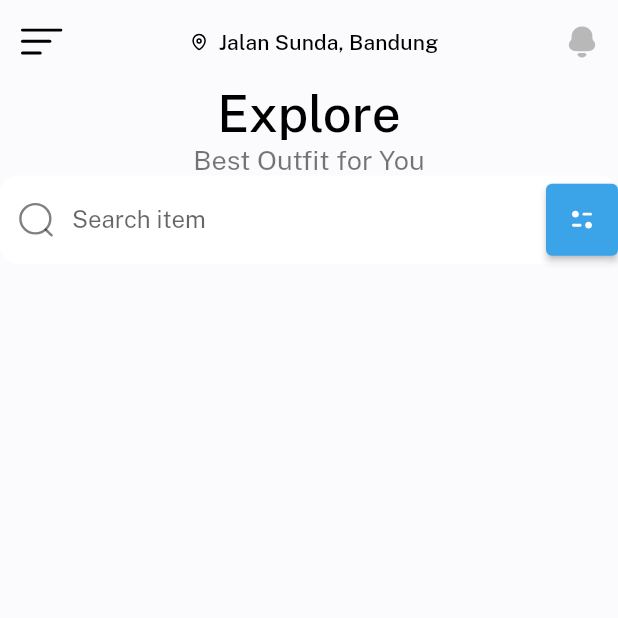
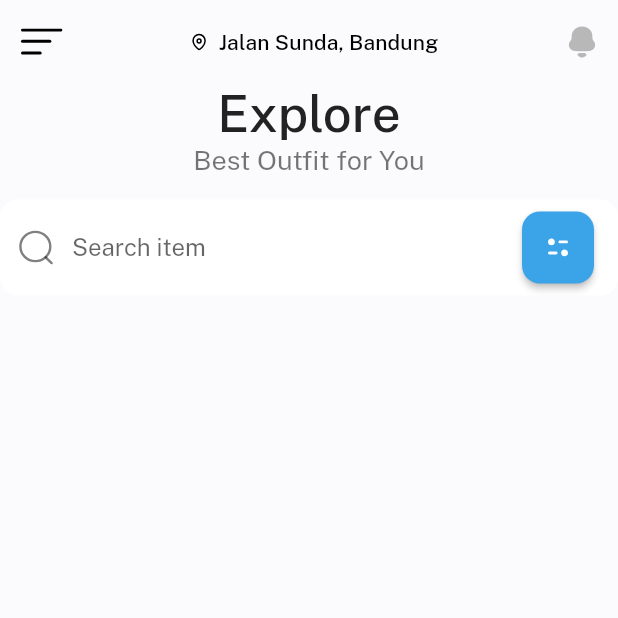
Before and after one commit to cavinhartono/clothing-flutter, a Flutter app: the screen it shows after launch, on a phone screen of 412 x 824 dp, the top half of it. Run offline on Flutter 3.47's test engine with Material 2 defaults, Android fonts, the light colour scheme and no system bars; our stand-ins replace flutter_svg.

Commit message:
Fixing a homepage

```diff
--- /dev/null
+++ b/lib/compoments/search_form.dart
@@ -0,0 +1,50 @@
+import 'package:flutter/material.dart';
+import 'package:flutter_svg/flutter_svg.dart';
+import 'package:baju_app/root.dart';
+
+class SearchForm extends StatelessWidget {
+  const SearchForm({
+    super.key,
+  });
+
+  @override
+  Widget build(BuildContext context) {
+    return Form(
+      child: TextFormField(
+        decoration: InputDecoration(
+          hintText: "Search item",
+          filled: true,
+          fillColor: Colors.white,
+          border: outlineInputBorder,
+          enabledBorder: outlineInputBorder,
+          focusedBorder: outlineInputBorder,
+          prefixIcon: Padding(
+            padding: const EdgeInsets.all(12),
+            child: SvgPicture.asset("assets/icons/Search.svg"),
+          ), // Search
+          suffixIcon: Padding(
+            padding: const EdgeInsets.symmetric(
+                horizontal: defaultPadding, vertical: defaultPadding / 2),
+            child: SizedBox(
+              width: 48,
+              height: 48,
+              child: ElevatedButton(
+                onPressed: () {},
+                style: ElevatedButton.styleFrom(
+                    backgroundColor: primaryColor,
+                    shape: const RoundedRectangleBorder(
+                        borderRadius: BorderRadius.all(
+                            Radius.circular(defaultBorderRadius)))),
+                child: SvgPicture.asset("assets/icons/Filter.svg"),
+              ), // Button
+            ),
+          ),
+        ),
+      ),
+    );
+  }
+}
+
+const OutlineInputBorder outlineInputBorder = OutlineInputBorder(
+    borderRadius: BorderRadius.all(Radius.circular(defaultBorderRadius)),
+    borderSide: BorderSide.none);
--- a/lib/screen/homepage.dart
+++ b/lib/screen/homepage.dart
@@ -1,6 +1,7 @@
 import 'package:flutter/material.dart';
 import 'package:flutter_svg/flutter_svg.dart';
 import 'package:baju_app/root.dart';
+import 'package:baju_app/compoments/search_form.dart';
 
 class Homepage extends StatelessWidget {
   const Homepage({Key? key}) : super(key: key);
@@ -25,49 +26,22 @@ class Homepage extends StatelessWidget {
               icon: SvgPicture.asset("assets/icons/Notification.svg"))
         ],
       ),
-      body: Container(
-        child: Column(
+      body: Column(
         children: [
           Text(
             "Explore",
             style: Theme.of(context)
                 .textTheme
                 .headline4!
-                  .copyWith(fontWeight: FontWeight.w500, color: Colors.black),
+                .copyWith(fontWeight: FontWeight.w500, color: titleColor),
           ),
-            Text("Best Outfit for You", style: TextStyle(fontSize: 18)),
-            Form(
-              child: TextFormField(
-                decoration: InputDecoration(
-                  hintText: "Search item",
-                  filled: true,
-                  fillColor: Colors.white,
-                  border: outlineInputBorder,
-                  enabledBorder: outlineInputBorder,
-                  focusedBorder: outlineInputBorder,
-                  prefixIcon: Padding(
-                    padding: const EdgeInsets.all(12),
-                    child: SvgPicture.asset("assets/icons/Search.svg"),
-                  ), // Search
-                  suffixIcon: SizedBox(
-                    width: 48,
-                    height: 48,
-                    child: ElevatedButton(
-                      onPressed: () {},
-                      style: ElevatedButton.styleFrom(primary: primaryColor),
-                      child: SvgPicture.asset("assets/icons/Filter.svg"),
-                    ), // Button
-                  ),
-                ),
-              ),
+          const Text("Best Outfit for You", style: TextStyle(fontSize: 18)),
+          const Padding(
+            padding: EdgeInsets.symmetric(vertical: defaultPadding),
+            child: SearchForm(),
           ),
         ],
-        ),
       ),
     );
   }
 }
-
-const OutlineInputBorder outlineInputBorder = OutlineInputBorder(
-    borderRadius: BorderRadius.all(Radius.circular(defaultBorderRadius)),
-    borderSide: BorderSide.none);
```
Lines whose indentation alone changed are shown as unchanged.
